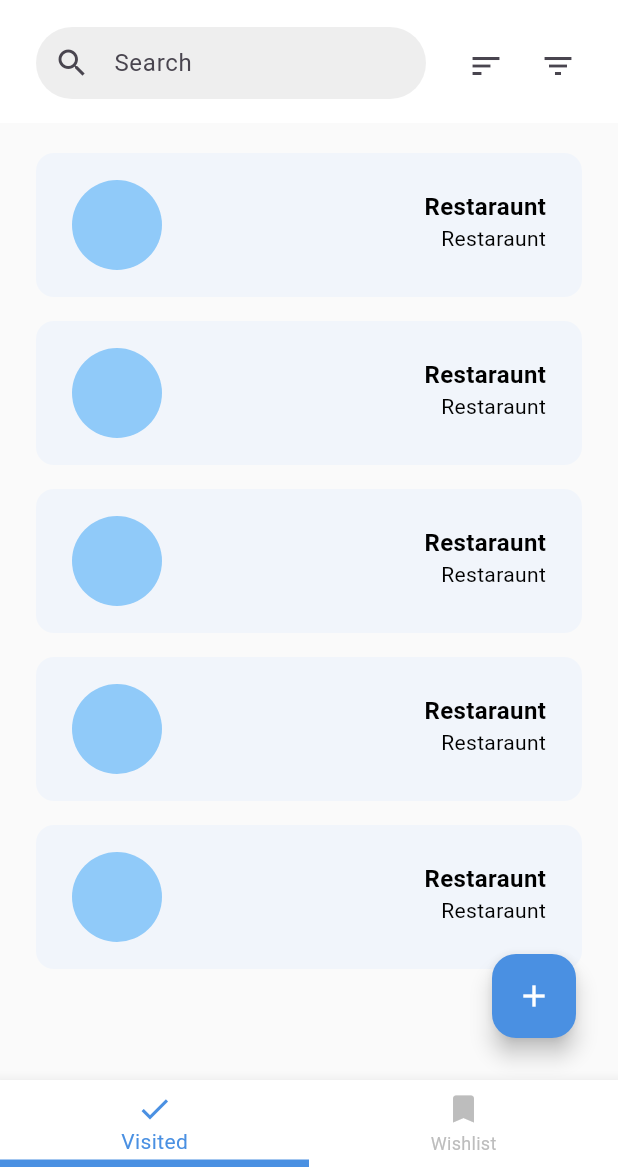
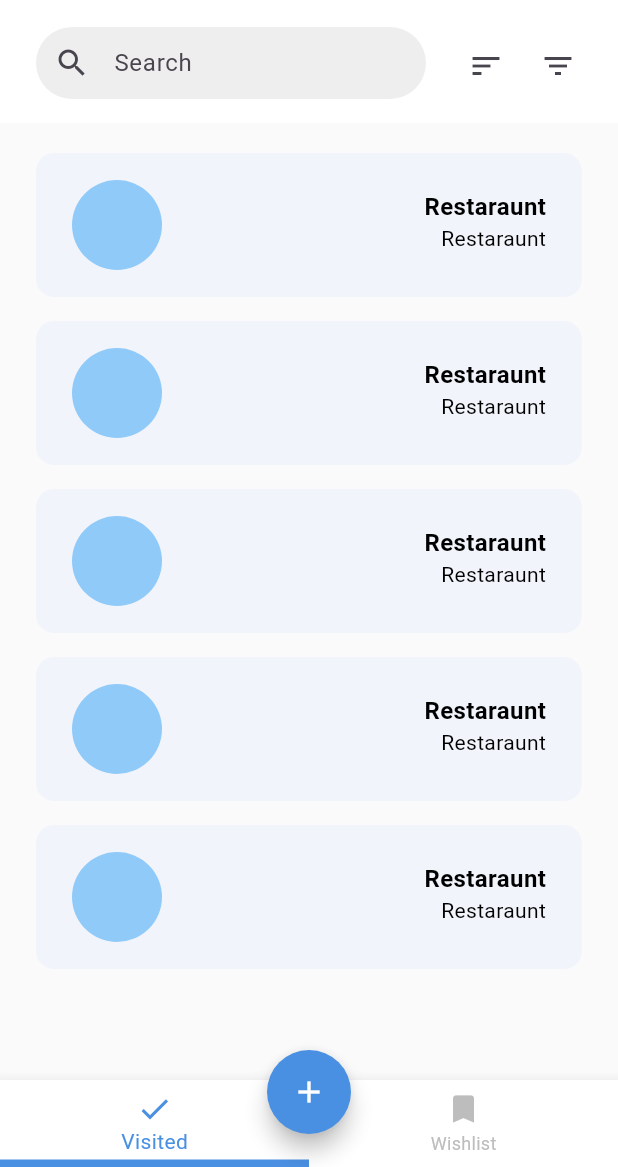
Before and after one commit to LeblancJames/Memora, a Flutter app: the screen it shows after launch, on a phone screen of 412 x 824 dp, the part 69-1236 px from its top. Run offline on Flutter 3.47's test engine with Material 3 defaults, Android fonts, the phone set to English and light mode, and no system bars; drawn by our look-alikes of flutter_slidable.

Commit message:
UI changes

```diff
--- a/lib/main.dart
+++ b/lib/main.dart
@@ -75,16 +75,19 @@ class MyHomePageState extends State<MyHomePage> {
         children: const [VisitedPage(), WishListPage()],
       ),
       floatingActionButton: Padding(
-        padding: const EdgeInsets.only(bottom: 12, right: 12),
+        padding: const EdgeInsets.only(top: 16),
         child: FloatingActionButton(
           onPressed: () {
             // TODO: navigate to Add screen or open form
           },
           backgroundColor: const Color(0xFF4A90E2), // your primary blue
+          shape: const CircleBorder(),
+          tooltip: 'New Activity',
           child: const Icon(Icons.add, color: Colors.white),
-          tooltip: 'New Activity',
         ),
       ),
+      floatingActionButtonLocation: FloatingActionButtonLocation.centerDocked,
+
       bottomNavigationBar: Stack(
         children: [
           BottomNavigationBar(
```
